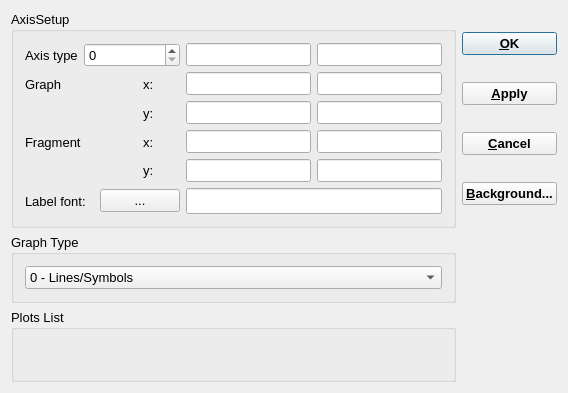
First picture: the form in gems3/vizor4/dlg4/LegendDialog4.ui, repository gemshub/GEMSGUI, before the edit.
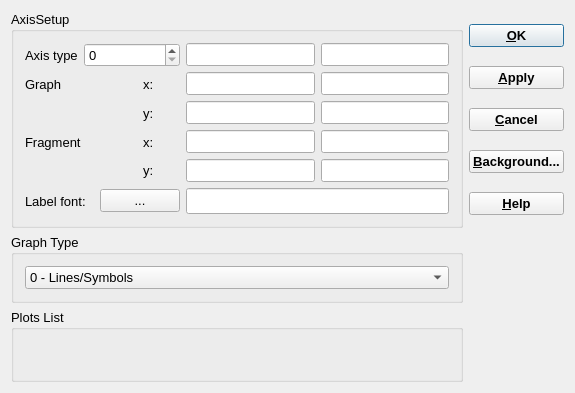
Second picture: the form after the edit.

Commit message: work with GEMS3HelpInventory.html (SD)

The edit to the form file:
```diff
--- a/gems3/vizor4/dlg4/LegendDialog4.ui
+++ b/gems3/vizor4/dlg4/LegendDialog4.ui
@@ -6,7 +6,7 @@
    <rect>
     <x>0</x>
     <y>0</y>
-    <width>554</width>
+    <width>575</width>
     <height>393</height>
    </rect>
   </property>
@@ -301,6 +301,19 @@
        </property>
       </widget>
      </item>
+     <item>
+      <widget class="QPushButton" name="pHelp">
+       <property name="font">
+        <font>
+         <weight>75</weight>
+         <bold>true</bold>
+        </font>
+       </property>
+       <property name="text">
+        <string>&amp;Help</string>
+       </property>
+      </widget>
+     </item>
     </layout>
    </item>
    <item row="1" column="0">
```
Left out of the diff: 3 changed lines with no effect on the pictures. The commit also changes 19 other files.
